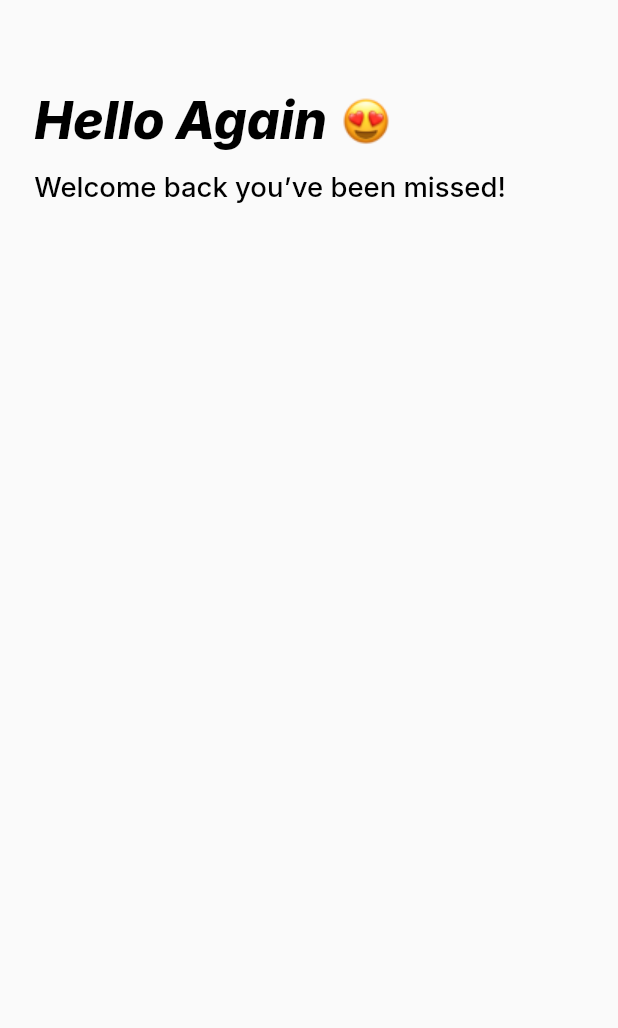
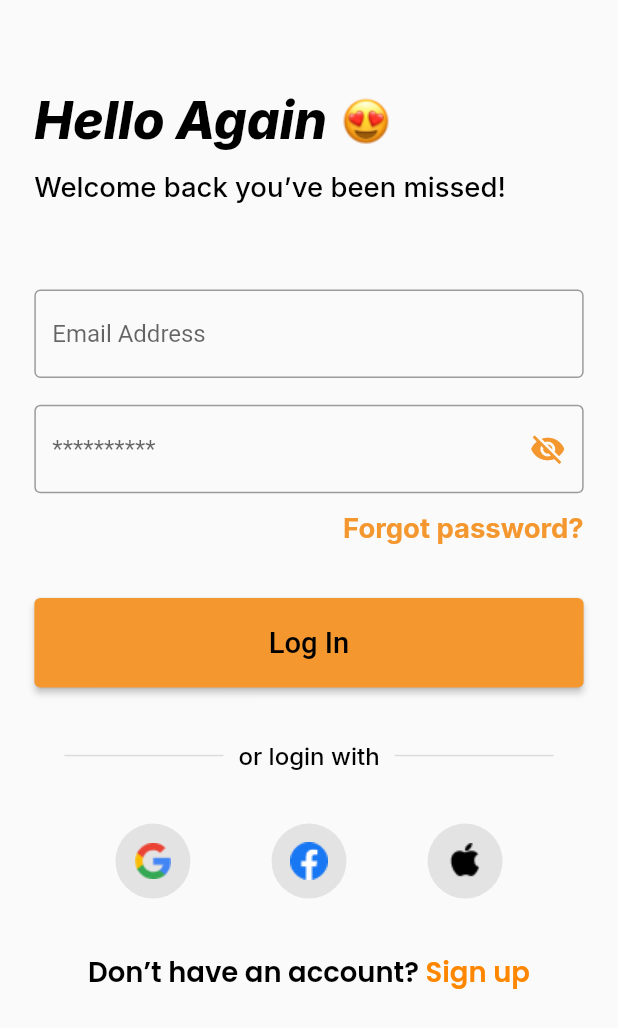
Before and after one commit to vikilinho/choplyfe, a Flutter app: the screen it shows after launch, on a phone screen of 412 x 824 dp. Shown: the top 1028 px of the screen. Run offline on Flutter 3.47's test engine with Material 2 defaults, Android fonts, the phone set to English and light mode, and no system bars; our stand-ins replace flutter_screenutil, go_router, google_fonts.

Commit message:
initiliase login page

```diff
--- /dev/null
+++ b/lib/components/custom_button.dart
@@ -0,0 +1,29 @@
+import 'package:flutter/material.dart';
+import 'package:flutter_screenutil/flutter_screenutil.dart';
+
+class CustomButton extends StatelessWidget {
+  final String text;
+  final Color color;
+  final Color textcolor;
+  final VoidCallback? onPressed;
+  const CustomButton({
+    Key? key,
+    required this.text,
+    required this.color,
+    this.onPressed,
+    required this.textcolor,
+  }) : super(key: key);
+
+  @override
+  Widget build(BuildContext context) {
+    return ElevatedButton(
+      onPressed: onPressed,
+      style: ElevatedButton.styleFrom(
+          fixedSize: Size(342.w, 50.h), backgroundColor: color),
+      child: Text(
+        text,
+        style: TextStyle(fontSize: 17.sp, color: textcolor),
+      ),
+    );
+  }
+}
--- /dev/null
+++ b/lib/components/socialicons.dart
@@ -0,0 +1,27 @@
+import 'package:flutter/material.dart';
+
+class SocialIcons extends StatelessWidget {
+  final String image;
+
+  const SocialIcons({
+    super.key,
+    required this.image,
+  });
+
+  @override
+  Widget build(BuildContext context) {
+    return Row(
+      children: [
+        Container(
+          width: 50,
+          height: 50,
+          decoration: BoxDecoration(
+            color: const Color(0xffE4E3E3),
+            borderRadius: BorderRadius.circular(50),
+          ),
+          child: Image.asset(image),
+        ),
+      ],
+    );
+  }
+}
--- a/lib/pages/login_page.dart
+++ b/lib/pages/login_page.dart
@@ -1,6 +1,9 @@
+import 'package:choplife/components/custom_button.dart';
 import 'package:flutter/material.dart';
 import 'package:flutter_screenutil/flutter_screenutil.dart';
 import 'package:google_fonts/google_fonts.dart';
+
+import '../components/socialicons.dart';
 
 class LoginPage extends StatefulWidget {
   const LoginPage({super.key});
@@ -51,6 +54,135 @@ class _LoginPageState extends State<LoginPage> {
                     )),
               ],
             ),
+            SizedBox(
+              height: 48.h,
+            ),
+            Form(
+                child: Column(
+              children: [
+                TextFormField(
+                    decoration: const InputDecoration(
+                  hintText: "Email Address",
+                  border: OutlineInputBorder(
+                    borderSide: BorderSide(color: Colors.grey),
+                  ),
+                  focusedBorder: OutlineInputBorder(
+                    borderSide: BorderSide(
+                        color:
+                            Color(0xffF4972E)), // Set the focus color to blue
+                  ),
+                )),
+                SizedBox(
+                  height: 15.h,
+                ),
+                TextFormField(
+                    decoration: const InputDecoration(
+                  hintText: "**********",
+                  suffixIcon: Icon(
+                    Icons.visibility_off,
+                    color: Color(0xffF4972E),
+                  ),
+                  border: OutlineInputBorder(
+                    borderSide: BorderSide(color: Colors.grey),
+                  ),
+                  focusedBorder: OutlineInputBorder(
+                    borderSide: BorderSide(
+                        color:
+                            Color(0xffF4972E)), // Set the focus color to blue
+                  ),
+                )),
+                SizedBox(
+                  height: 10.h,
+                ),
+                Row(
+                  mainAxisAlignment: MainAxisAlignment.end,
+                  children: [
+                    Text("Forgot password?",
+                        style: GoogleFonts.inter(
+                          textStyle: TextStyle(
+                              color: const Color(0xffF4972E),
+                              fontStyle: FontStyle.normal,
+                              fontSize: 16.sp,
+                              fontWeight: FontWeight.w700),
+                        )),
+                  ],
+                ),
+                SizedBox(
+                  height: 30.h,
+                ),
+                CustomButton(
+                    text: "Log In",
+                    onPressed: () {},
+                    color: const Color(0xffF4972E),
+                    textcolor: Colors.black)
+              ],
+            )),
+            SizedBox(
+              height: 30.h,
+            ),
+            Row(
+              children: [
+                const Expanded(
+                  child: Divider(
+                    indent: 20.0,
+                    endIndent: 10.0,
+                    thickness: 1,
+                  ),
+                ),
+                Text("or login with",
+                    style: GoogleFonts.inter(
+                      textStyle: TextStyle(
+                          color: Colors.black,
+                          fontStyle: FontStyle.normal,
+                          fontSize: 14.sp,
+                          fontWeight: FontWeight.w500),
+                    )),
+                const Expanded(
+                    child: Divider(
+                  indent: 10.0,
+                  endIndent: 20.0,
+                  thickness: 1,
+                )),
+              ],
+            ),
+            SizedBox(
+              height: 30.h,
+            ),
+            Row(
+              mainAxisAlignment: MainAxisAlignment.spaceEvenly,
+              children: const [
+                SocialIcons(
+                  image: "images/gmail.png",
+                ),
+                SocialIcons(
+                  image: "images/facebook.png",
+                ),
+                SocialIcons(
+                  image: "images/apple.png",
+                )
+              ],
+            ),
+            SizedBox(
+              height: 30.h,
+            ),
+            RichText(
+                text: TextSpan(
+                    text: "Don’t have an account? ",
+                    style: GoogleFonts.poppins(
+                        textStyle: TextStyle(
+                            color: Colors.black,
+                            fontStyle: FontStyle.normal,
+                            fontWeight: FontWeight.w600,
+                            fontSize: 16.sp)),
+                    children: <TextSpan>[
+                  TextSpan(
+                      text: "Sign up",
+                      style: GoogleFonts.poppins(
+                          textStyle: const TextStyle(
+                              color: Color(0xffFF8700),
+                              fontStyle: FontStyle.normal,
+                              fontWeight: FontWeight.w600)))
+                ])),
           ],
         ),
       )),
```
Also changed, not shown: lib/pages/landing_page.dart (+0 -8 lines), images/apple.png (added), images/facebook.png (added), images/gmail.png (added).
